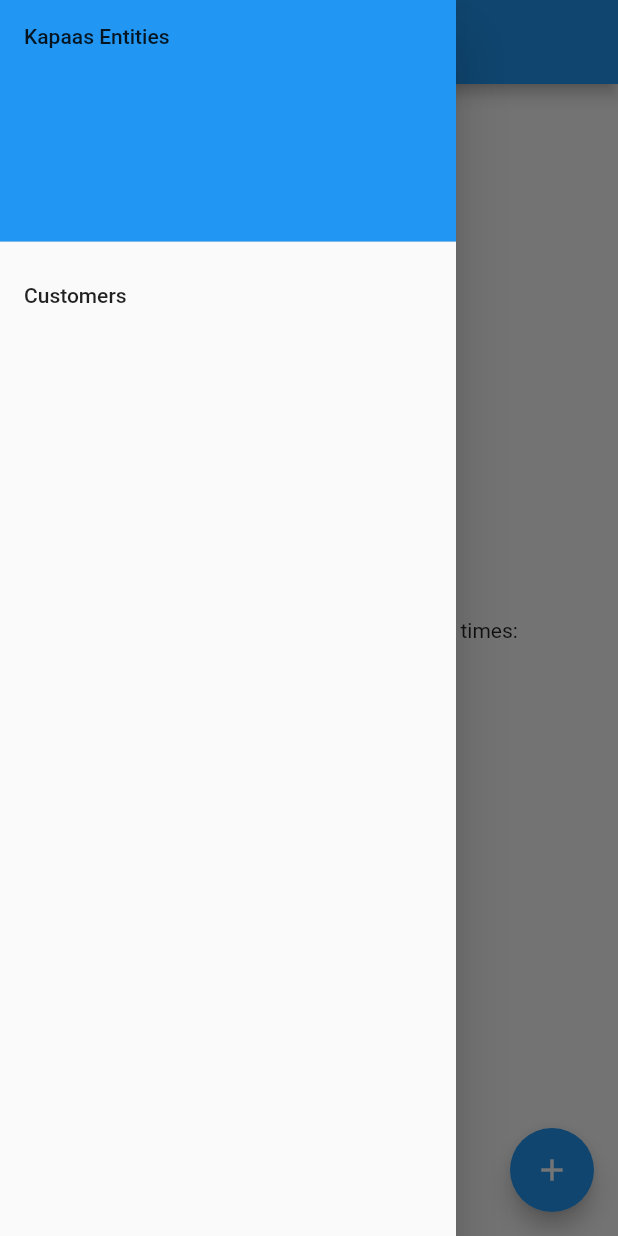
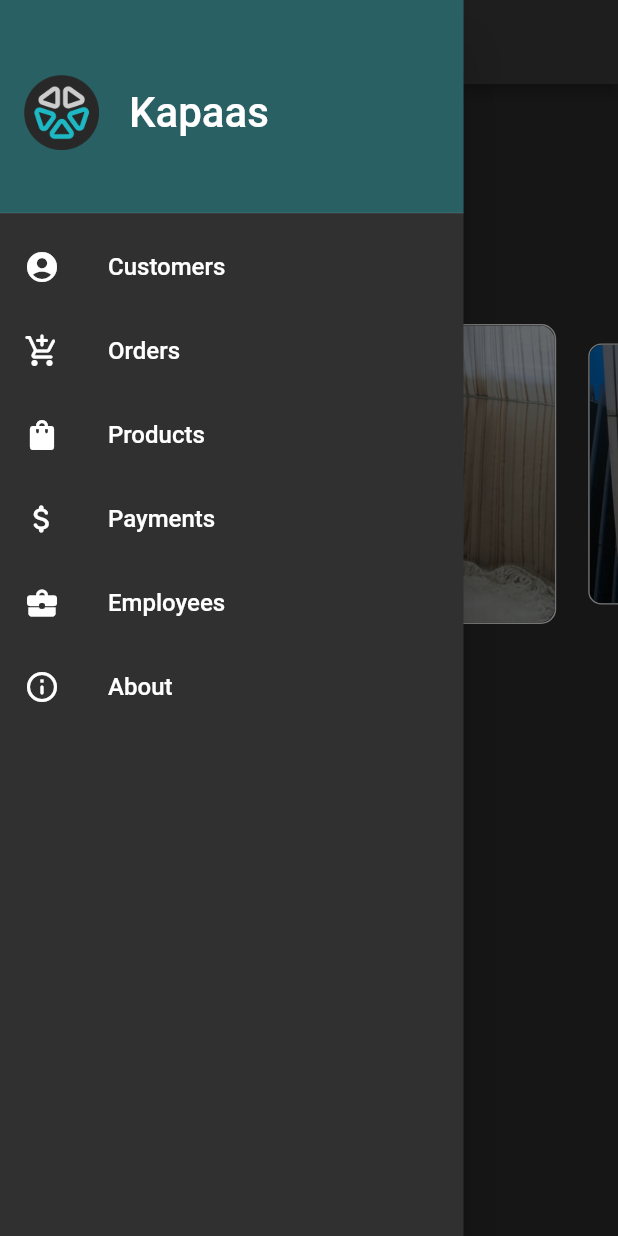
Before and after one commit to Ashmit101/kapaas, a Flutter app: the screen it shows after launch, with the side drawer open, on a phone screen of 412 x 824 dp. Run offline on Flutter 3.47's test engine with Material 2 defaults, Android fonts, the phone set to English and light mode, and no system bars; drawn by our look-alikes of carousel_slider; our stand-ins replace sqflite; accounts and stored records are empty.

Commit message:
Added menu items and slight UI improvement with homepage design

```diff
--- a/lib/database/db_helper.dart
+++ b/lib/database/db_helper.dart
@@ -24,8 +24,10 @@ class DbHelper {
       path,
       version: 1,
       onCreate: (db, version) async {
-        await db.execute(
-            'CREATE TABLE customers (id INTEGER PRIMARY KEY, name varchar[20], phone varchar[10])');
+        await db.execute('''
+            CREATE TABLE customers (id INTEGER PRIMARY KEY, name varchar[20], phone varchar[10]);
+            '''
+        );
       },
     );
   }
--- a/lib/main.dart
+++ b/lib/main.dart
@@ -1,7 +1,11 @@
 import 'package:flutter/material.dart';
+import 'package:carousel_slider/carousel_slider.dart';
 import 'package:kapaas/forms/customers_form.dart';
 import 'package:kapaas/screens/customers.dart';
 import 'screens/screens.dart';
+
+import 'screens/products.dart';
+import 'screens/employees.dart';
 
 void main() {
   runApp(const MyApp());
@@ -14,14 +18,16 @@ class MyApp extends StatelessWidget {
   Widget build(BuildContext context) {
     return MaterialApp(
       title: 'Kapaas',
-      theme: ThemeData(
-        primarySwatch: Colors.blue,
-      ),
+      theme: ThemeData.dark(),
       initialRoute: '/',
       routes: {
         '/': (context) => const MyHomePage(title: 'Kapaas'),
         '/customers': (context) => const CustomerScreen(),
         '/customers/form': (context) => const CustomersForm(),
+
+        '/products':(context) => const ProductScreen(),
+
+        '/employees': (context) => const EmployeeScreen(),
       },
     );
   }
@@ -37,55 +43,144 @@ class MyHomePage extends StatefulWidget {
 }
 
 class _MyHomePageState extends State<MyHomePage> {
-  int _counter = 0;
 
-  void _incrementCounter() {
-    setState(() {
-      _counter++;
-    });
-  }
+  final List<String> imageList = [
+    'assets/images/marina-abrosimova-S-T0FPEnGZM-unsplash.jpg',
+    'assets/images/ayrton-bR4BzKRZSDo-unsplash.jpg',
+    'assets/images/freysteinn-g-jonsson-X4wXfbhUe_4-unsplash.jpg',
+    'assets/images/dmitry-dreyer-Qx1PqHChW80-unsplash.jpg',
+  ];
 
   @override
   Widget build(BuildContext context) {
     return Scaffold(
+
       appBar: AppBar(
         title: Text(widget.title),
       ),
-      body: Center(
-        child: Column(
-          mainAxisAlignment: MainAxisAlignment.center,
-          children: <Widget>[
-            const Text(
-              'You have pushed the button this many times:',
+
+      body: Column(
+        children: [
+          Container(
+            alignment:FractionalOffset.center,
+            child: Column(
+              mainAxisAlignment: MainAxisAlignment.spaceEvenly,
+              children: [
+                const SizedBox(height:10),
+                Image.asset('assets/logo.png', width:80, height:80),
+                const SizedBox(height:10),
+                const Text("Kapaas",style: TextStyle(fontSize:28)),
+                const Text("A BOUTIQUE DATABASE MANAGEMENT SYSYEM", style: TextStyle(fontSize:6),),
+                const SizedBox(height:10),
+              ],
+            )
+          ),
+          Container(
+          margin: const EdgeInsets.fromLTRB(0, 10, 0, 10),
+          child: CarouselSlider.builder(
+            itemCount: imageList.length,
+            options: CarouselOptions(
+              enlargeCenterPage: true,
+              height:200,
+              autoPlay: true,
+              autoPlayInterval: const Duration(seconds: 3),
+              reverse: false,
+              aspectRatio: 5.0,
             ),
-            Text(
-              '$_counter',
-              style: Theme.of(context).textTheme.headline4,
-            ),
-          ],
+            itemBuilder: (context, i, id){
+              return GestureDetector(
+                child: Container(
+                  decoration: BoxDecoration(
+                    borderRadius: BorderRadius.circular(10),
+                    border: Border.all(color: Colors.white,)
+                  ),
+                  child: ClipRRect(
+                    borderRadius: BorderRadius.circular(10),
+                    child:Image.asset(
+                        imageList[i],
+                        width: 500,
+                        fit: BoxFit.cover,
+                    ),
+                  )
+                ),
+              );
+            },
+          ),
         ),
+        const SizedBox(height:20),
+        ElevatedButton.icon(
+          onPressed: () {},
+          icon: const Icon(Icons.add_shopping_cart_rounded),
+          label: const Text('Place Order Now!'),
+        )
+        ]
       ),
-      floatingActionButton: FloatingActionButton(
-        onPressed: _incrementCounter,
-        tooltip: 'Increment',
-        child: const Icon(Icons.add),
-      ), // This trailing comma makes auto-formatting nicer for build methods.
+
+
       drawer: Drawer(
+        width: MediaQuery.of(context).size.width * 0.75, // 75% width
         child: ListView(
           padding: EdgeInsets.zero,
           children: [
-            const DrawerHeader(
-                decoration: BoxDecoration(
-                  color: Colors.blue,
+            SizedBox(
+              height:150,
+              child: DrawerHeader(
+                  decoration: const BoxDecoration(
+                    color: Color.fromARGB(90, 29, 185, 196),
+                  ),
+                  child: Row(
+                    children: [
+                      Image.asset('assets/logo.png', width:50, height:50,),
+                      const SizedBox(width:20), //Spacing
+                      const Text("Kapaas", style: TextStyle(fontSize: 28),),
+                    ],
+                  ),
                 ),
-                child: Text('Kapaas Entities')),
+            ),
             ListTile(
-              title: const Text('Customers'),
+              leading: const Icon(Icons.account_circle),
+              title: const Text('Customers', style: TextStyle(fontSize: 16)),
               onTap: (() {
                 // Go to customers page
                 navigateTo(Screens.customers);
               }),
-
+            ),
+            ListTile(
+              leading: const Icon(Icons.add_shopping_cart_rounded),
+              title: const Text('Orders', style: TextStyle(fontSize: 16)),
+              onTap: (() {
+                // Go to customers page
+              }),
+            ),
+            ListTile(
+              leading: const Icon(Icons.shopping_bag_rounded),
+              title: const Text('Products', style: TextStyle(fontSize: 16)),
+              onTap: (() {
+                // Go to customers page
+                navigateTo(Screens.products);
+              }),
+            ),
+            ListTile(
+              leading: const Icon(Icons.attach_money_rounded),
+              title: const Text('Payments', style: TextStyle(fontSize: 16)),
+              onTap: (() {
+                // Go to customers page
+              }),
+            ),
+            ListTile(
+              leading: const Icon(Icons.business_center_rounded),
+              title: const Text('Employees', style: TextStyle(fontSize: 16)),
+              onTap: (() {
+                // Go to Employee page
+                navigateTo(Screens.employees);
+              }),
+            ),
+            ListTile(
+              leading: const Icon(Icons.info_outline_rounded),
+              title: const Text('About', style: TextStyle(fontSize: 16)),
+              onTap: (() {
+                // Go to Employee page
+              }),
             )
           ],
         ),
@@ -103,12 +198,17 @@ class _MyHomePageState extends State<MyHomePage> {
         break;
       case Screens.products:
         // TODO: Handle this case.
+        Navigator.pushNamed(context, '/products');
         break;
       case Screens.payments:
         // TODO: Handle this case.
         break;
       case Screens.employees:
         // TODO: Handle this case.
+        Navigator.pushNamed(context, '/employees');
+        break;
+      case Screens.about:
+        // TODO: Handle this case.
         break;
     }
   }
--- a/lib/screens/screens.dart
+++ b/lib/screens/screens.dart
@@ -4,4 +4,5 @@ enum Screens {
   products,
   payments,
   employees,
+  about,
 }
```
Also changed, not shown: lib/screens/employees.dart (added, +54 -0 lines), lib/screens/products.dart (added, +55 -0 lines), pubspec.yaml (+5 -3 lines), assets/images/ayrton-bR4BzKRZSDo-unsplash.jpg (added), assets/images/dmitry-dreyer-Qx1PqHChW80-unsplash.jpg (added), assets/images/freysteinn-g-jonsson-X4wXfbhUe_4-unsplash.jpg (added), assets/images/marina-abrosimova-S-T0FPEnGZM-unsplash.jpg (added), lib/screens/customers.dart (line endings or trailing spaces), pubspec.lock.
